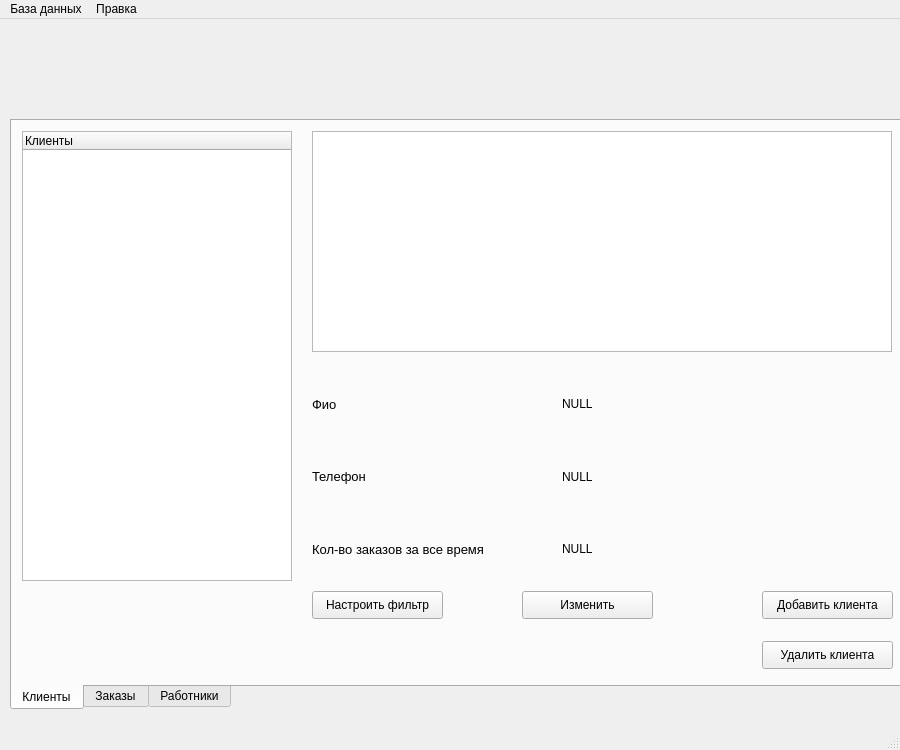
Qt form ui/mainwin.ui (Tr0ub1e/Izbushka) before a commit.
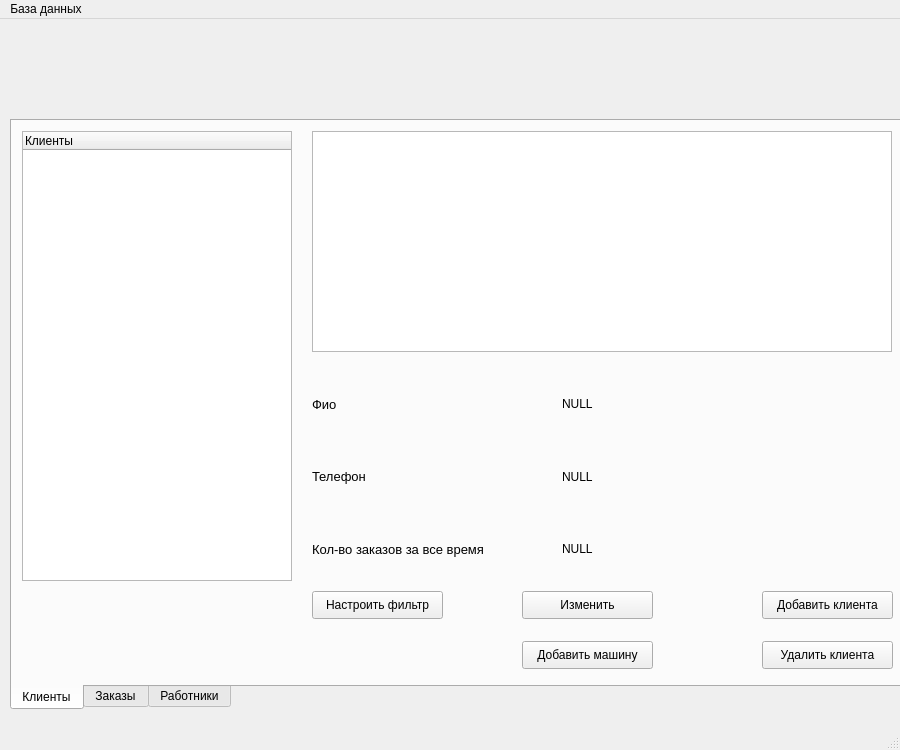
The same form after that commit. The open tabs and pages were chosen to show the change.

What changed in the file:
```diff
--- a/ui/mainwin.ui
+++ b/ui/mainwin.ui
@@ -241,6 +241,19 @@
        <string>Изменить</string>
       </property>
      </widget>
+     <widget class="QPushButton" name="addCar">
+      <property name="geometry">
+       <rect>
+        <x>510</x>
+        <y>520</y>
+        <width>131</width>
+        <height>28</height>
+       </rect>
+      </property>
+      <property name="text">
+       <string>Добавить машину</string>
+      </property>
+     </widget>
     </widget>
     <widget class="QWidget" name="tab">
      <attribute name="title">
@@ -520,23 +533,7 @@
     <addaction name="make_con"/>
     <addaction name="discon"/>
    </widget>
-   <widget class="QMenu" name="menu_2">
-    <property name="title">
-     <string>Правка</string>
-    </property>
-    <widget class="QMenu" name="menu_4">
-     <property name="title">
-      <string>Добавить....</string>
-     </property>
-     <addaction name="add_emp"/>
-     <addaction name="add_client"/>
-     <addaction name="add_spec"/>
-     <addaction name="add_auto"/>
-    </widget>
-    <addaction name="menu_4"/>
-   </widget>
    <addaction name="menu"/>
-   <addaction name="menu_2"/>
   </widget>
   <widget class="QStatusBar" name="statusbar"/>
   <action name="make_con">
```
Left out of the diff: 17 changed lines with no effect on the pictures.
